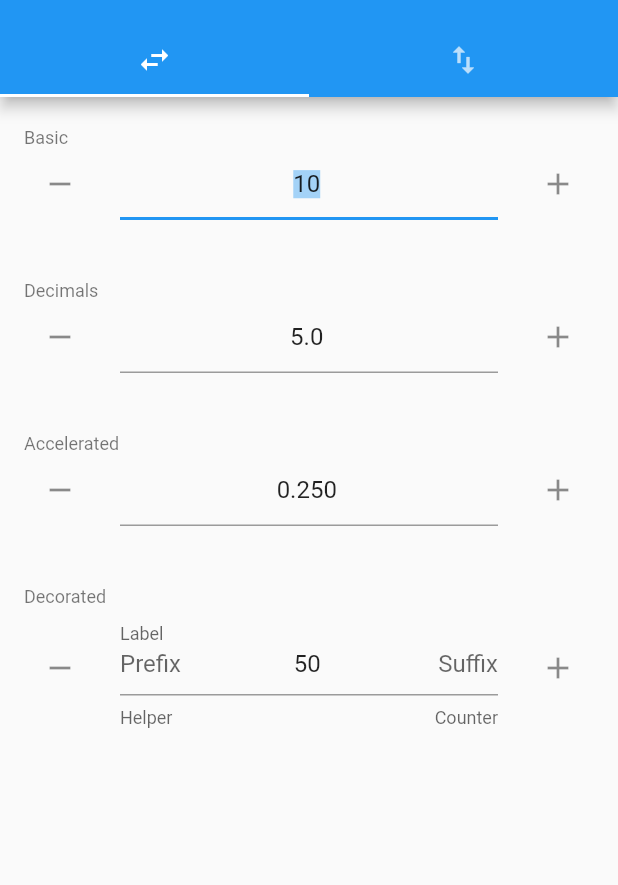
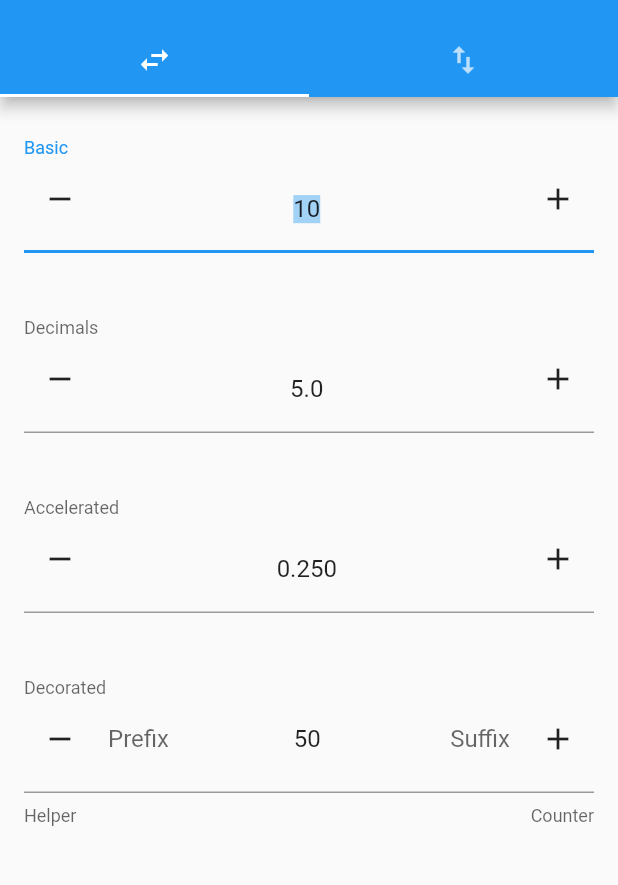
Before and after one commit to ubuntu-flutter-community/flutter_spinbox, a Flutter app: the screen it shows after launch, on a phone screen of 412 x 824 dp, the part 59-944 px from its top. Run offline on Flutter 3.47's test engine with Material 2 defaults, Android fonts, the phone set to English and light mode, and no system bars.

Commit message:
Use prefix/suffix

```diff
--- a/example/lib/main.dart
+++ b/example/lib/main.dart
@@ -33,43 +33,42 @@ class HorizontalSpinBoxPage extends StatelessWidget {
     return Scrollbar(
       child: ListView(
         children: [
-          ListTile(
-            title: Text('Basic', style: caption),
-            subtitle: SpinBox(
+          Padding(
+            child: SpinBox(
               value: 10,
               autofocus: true,
+              decoration: InputDecoration(labelText: 'Basic'),
             ),
-            contentPadding: const EdgeInsets.all(16),
+            padding: const EdgeInsets.all(16),
           ),
-          ListTile(
-            title: Text('Decimals', style: caption),
-            subtitle: SpinBox(
+          Padding(
+            child: SpinBox(
               max: 10.0,
               value: 5.0,
               decimals: 1,
               step: 0.1,
+              decoration: InputDecoration(labelText: 'Decimals'),
             ),
-            contentPadding: const EdgeInsets.all(16),
+            padding: const EdgeInsets.all(16),
           ),
-          ListTile(
-            title: Text('Accelerated', style: caption),
-            subtitle: SpinBox(
+          Padding(
+            child: SpinBox(
               min: -1.0,
               max: 1.0,
               value: 0.25,
               decimals: 3,
               step: 0.001,
               acceleration: 0.001,
+              decoration: InputDecoration(labelText: 'Accelerated'),
             ),
-            contentPadding: const EdgeInsets.all(16),
+            padding: const EdgeInsets.all(16),
           ),
-          ListTile(
-            title: Text('Decorated', style: caption),
-            subtitle: SpinBox(
+          Padding(
+            child: SpinBox(
               value: 50,
               decoration: InputDecoration(
                 hintText: 'Hint',
-                labelText: 'Label',
+                labelText: 'Decorated',
                 helperText: 'Helper',
                 prefixText: 'Prefix',
                 suffixText: 'Suffix',
@@ -77,7 +76,7 @@ class HorizontalSpinBoxPage extends StatelessWidget {
               ),
               validator: (text) => text.isEmpty ? 'Invalid' : null,
             ),
-            contentPadding: const EdgeInsets.all(16),
+            padding: const EdgeInsets.all(16),
           ),
         ],
       ),
@@ -89,8 +88,11 @@ class VerticalSpinBoxPage extends StatelessWidget {
   @override
   Widget build(BuildContext context) {
     return Scrollbar(
-      child: SingleChildScrollView(
       child: Center(
+        child: ListView(
+          shrinkWrap: true,
+          children: [
+            Center(
               child: Container(
                 width: 128,
                 child: SpinBox(
@@ -109,6 +111,8 @@ class VerticalSpinBoxPage extends StatelessWidget {
                 ),
               ),
             ),
+          ],
+        ),
       ),
     );
   }
--- a/lib/src/spin_box.dart
+++ b/lib/src/spin_box.dart
@@ -61,7 +61,7 @@ class SpinBox extends StatefulWidget {
     this.toolbarOptions,
     this.showCursor,
     this.enableInteractiveSelection = true,
-    this.spacing = 16,
+    this.spacing = 8,
     this.onChanged,
   })  : assert(min != null),
         assert(max != null),
@@ -123,6 +123,22 @@ class SpinBox extends StatefulWidget {
   /// Defaults to `null` (no acceleration).
   final double acceleration;
 
+  /// The visual direction of the spinbox layout.
+  ///
+  /// In horizontal mode the increment and decrement buttons are on the sides,
+  /// and in vertical mode the buttons are above and below the input field.
+  ///
+  /// Defaults to [Axis.horizontal].
+  final Axis direction;
+
+  /// The visual spacing of the spinbox layout.
+  ///
+  /// In horizontal mode the increment and decrement buttons are on the sides,
+  /// and in vertical mode the buttons are above and below the input field.
+  ///
+  /// Defaults to `8.0`.
+  final double spacing;
+
   /// The visual icon for the increment button.
   ///
   /// Defaults to [Icons.add].
@@ -132,17 +148,6 @@ class SpinBox extends StatefulWidget {
   ///
   /// Defaults to [Icons.remove].
   final Icon decrementIcon;
-
-  /// The visual direction of the spinbox layout.
-  ///
-  /// In horizontal mode the increment and decrement buttons are on the sides,
-  /// and in vertical mode the buttons are above and below the input field.
-  ///
-  /// Defaults to [Axis.horizontal].
-  final Axis direction;
-
-  /// ### TODO
-  final double spacing;
 
   /// Called when the user has changed the value.
   final ValueChanged<double> onChanged;
@@ -221,26 +226,102 @@ class _SpinBoxState extends State<SpinBox> {
 
   @override
   Widget build(BuildContext context) {
-    final errorText = widget.validator?.call(_controller.text);
-    return Flex(
-      direction: widget.direction,
-      mainAxisSize: MainAxisSize.min,
-      verticalDirection: VerticalDirection.up,
-      mainAxisAlignment: MainAxisAlignment.center,
-      crossAxisAlignment: CrossAxisAlignment.center,
-      children: [
-        SpinButton(
+    final incrementButton = SpinButton(
+      step: widget.step,
+      icon: widget.incrementIcon,
+      enabled: widget.enabled && value < widget.max,
+      interval: widget.interval,
+      acceleration: widget.acceleration,
+      onStep: (step) => _setValue(value + step),
+    );
+
+    final decrementButton = SpinButton(
       step: widget.step,
       icon: widget.decrementIcon,
       enabled: widget.enabled && value > widget.min,
       interval: widget.interval,
       acceleration: widget.acceleration,
       onStep: (step) => _setValue(value - step),
+    );
+
+    final isHorizontal = widget.direction == Axis.horizontal;
+    final errorText = widget.validator?.call(_controller.text);
+
+    final inputDecoration = InputDecoration(
+      // all this because
+      // - InputDecoration.prefix/suffix and prefix/suffixText cannot be set at the same time
+      // - SpinBox wants to wrap prefix/suffix to be able to inject buttons
+      // - InputDecoration.copyWith() cannot set prefix/suffix to null
+      // -> so, let's make a manual copy of the whole thing :(
+      icon: widget.decoration.icon,
+      labelText: widget.decoration.labelText,
+      labelStyle: widget.decoration.labelStyle,
+      helperText: widget.decoration.helperText,
+      helperStyle: widget.decoration.helperStyle,
+      helperMaxLines: widget.decoration.helperMaxLines,
+      hintText: widget.decoration.hintText,
+      hintStyle: widget.decoration.hintStyle,
+      hintMaxLines: widget.decoration.hintMaxLines,
+      errorText: errorText ?? widget.decoration.errorText,
+      errorStyle: widget.decoration.errorStyle,
+      errorMaxLines: widget.decoration.errorMaxLines,
+      floatingLabelBehavior: widget.decoration.floatingLabelBehavior,
+      isCollapsed: widget.decoration.isCollapsed,
+      isDense: widget.decoration.isDense,
+      contentPadding: widget.decoration.contentPadding,
+      prefixStyle: widget.decoration.prefixStyle,
+      prefixIconConstraints: widget.decoration.prefixIconConstraints,
+      suffixStyle: widget.decoration.suffixStyle,
+      suffixIconConstraints: widget.decoration.suffixIconConstraints,
+      counter: widget.decoration.counter,
+      counterText: widget.decoration.counterText,
+      counterStyle: widget.decoration.counterStyle,
+      filled: widget.decoration.filled,
+      fillColor: widget.decoration.fillColor,
+      focusColor: widget.decoration.focusColor,
+      hoverColor: widget.decoration.hoverColor,
+      errorBorder: widget.decoration.errorBorder,
+      focusedBorder: widget.decoration.focusedBorder,
+      focusedErrorBorder: widget.decoration.focusedErrorBorder,
+      disabledBorder: widget.decoration.disabledBorder,
+      enabledBorder: widget.decoration.enabledBorder,
+      border: widget.decoration.border,
+      enabled: widget.decoration.enabled,
+      semanticCounterText: widget.decoration.semanticCounterText,
+      alignLabelWithHint: widget.decoration.alignLabelWithHint,
+      prefix: Row(
+        mainAxisSize: MainAxisSize.min,
+        children: [
+          if (isHorizontal) decrementButton,
+          if (isHorizontal) SizedBox(width: widget.spacing),
+          if (widget.decoration.prefixIcon != null)
+            widget.decoration.prefixIcon,
+          if (widget.decoration.prefix != null) widget.decoration.prefix,
+          if (widget.decoration.prefixText != null)
+            Text(
+              widget.decoration.prefixText,
+              style: widget.decoration.prefixStyle,
             ),
-        SizedBox(width: widget.spacing, height: widget.spacing),
-        Flexible(
-          flex: widget.direction == Axis.horizontal ? 1 : 0,
-          child: TextField(
+        ],
+      ),
+      suffix: Row(
+        mainAxisSize: MainAxisSize.min,
+        children: [
+          if (widget.decoration.suffixText != null)
+            Text(
+              widget.decoration.suffixText,
+              style: widget.decoration.suffixStyle,
+            ),
+          if (widget.decoration.suffix != null) widget.decoration.suffix,
+          if (widget.decoration.suffixIcon != null)
+            widget.decoration.suffixIcon,
+          if (isHorizontal) SizedBox(width: widget.spacing),
+          if (isHorizontal) incrementButton,
+        ],
+      ),
+    );
+
+    final textField = TextField(
       controller: _controller,
       style: widget.textStyle,
       textAlign: widget.textAlign,
@@ -256,23 +337,26 @@ class _SpinBoxState extends State<SpinBox> {
           decimals: widget.decimals,
         ),
       ],
-            decoration: widget.decoration.copyWith(errorText: errorText),
+      decoration: inputDecoration,
       enableInteractiveSelection: widget.enableInteractiveSelection,
       showCursor: widget.showCursor,
       autofocus: widget.autofocus,
       enabled: widget.enabled,
       focusNode: _focusNode,
-          ),
-        ),
-        SizedBox(width: widget.spacing, height: widget.spacing),
-        SpinButton(
-          step: widget.step,
-          icon: widget.incrementIcon,
-          enabled: widget.enabled && value < widget.max,
-          interval: widget.interval,
-          acceleration: widget.acceleration,
-          onStep: (step) => _setValue(value + step),
-        )
+    );
+
+    if (isHorizontal) return textField;
+
+    return Column(
+      mainAxisSize: MainAxisSize.min,
+      mainAxisAlignment: MainAxisAlignment.center,
+      crossAxisAlignment: CrossAxisAlignment.center,
+      children: [
+        incrementButton,
+        SizedBox(height: widget.spacing),
+        textField,
+        SizedBox(height: widget.spacing),
+        decrementButton,
       ],
     );
   }
```
Lines whose indentation alone changed are shown as unchanged.
